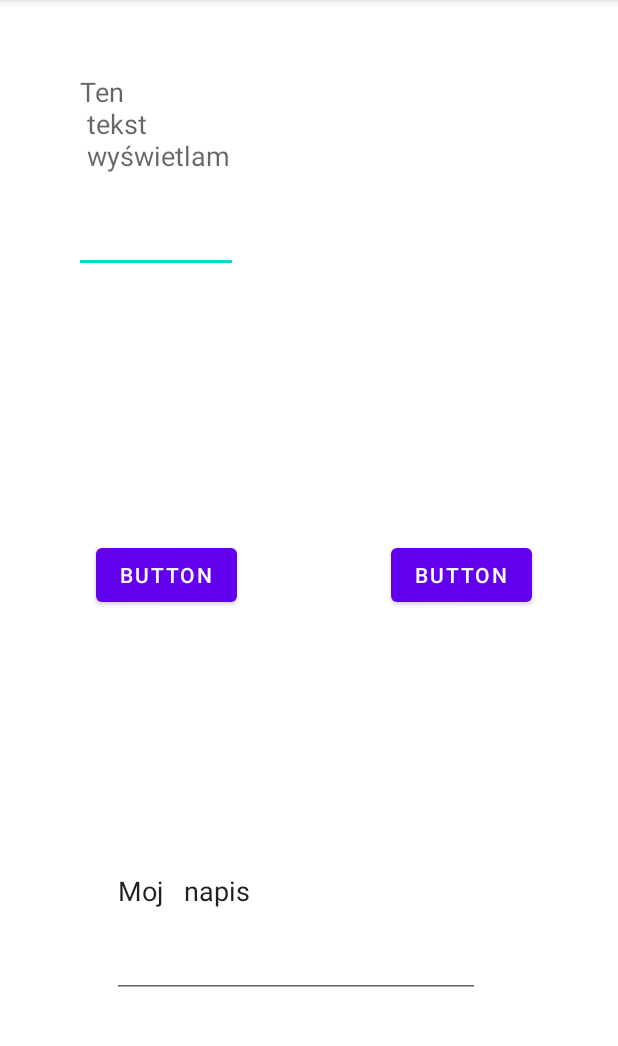
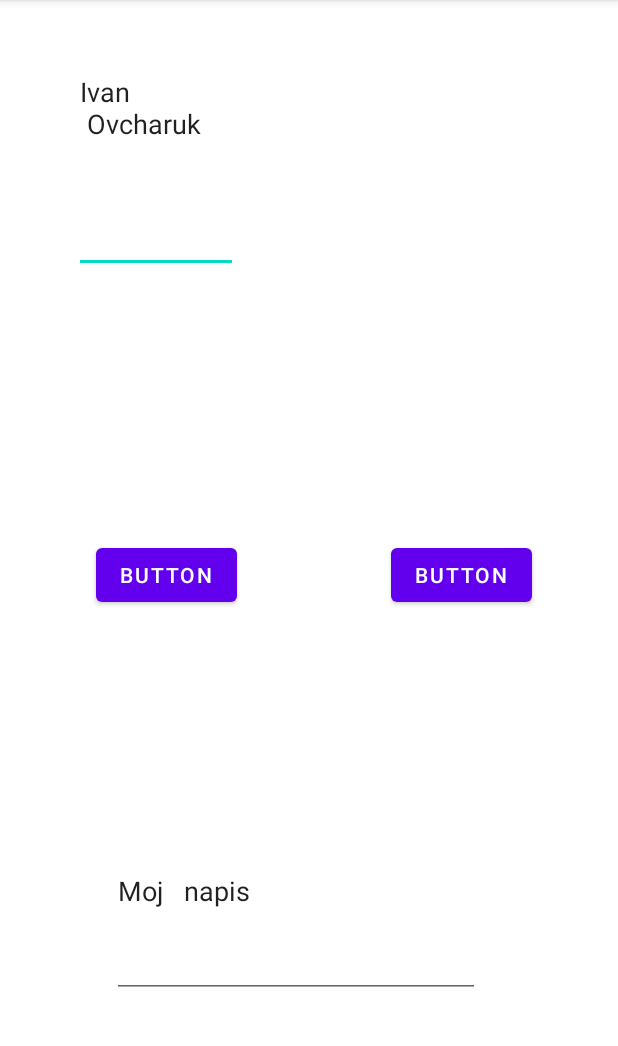
Before and after one commit to IvanOvcharuk/Zadanie17, an Android app: the screen it shows after launch (MainActivity), after a tap on "BUTTON", on a phone screen of 412 x 824 dp, the part 84-1130 px from its top. Run offline under Robolectric (Android 15) with nearby library versions, the phone set to English and light mode, and no system bars.

Commit message:
Napis Ivan Ovcharuk

```diff
--- a/app/src/main/java/com/example/zadanie17/MainActivity.kt
+++ b/app/src/main/java/com/example/zadanie17/MainActivity.kt
@@ -10,9 +10,9 @@ class MainActivity : AppCompatActivity() {
         super.onCreate(savedInstanceState)
         setContentView(R.layout.activity_main)
 
-        var x = "Ivan Ovcharuk"
+
         findViewById<Button>(R.id.button1).setOnClickListener {
-            findViewById<EditText>(R.id.editTextTextMultiLine).text
+            findViewById<EditText>(R.id.editTextTextMultiLine).setText("Ivan \n Ovcharuk")
         }
     }
 }
```
